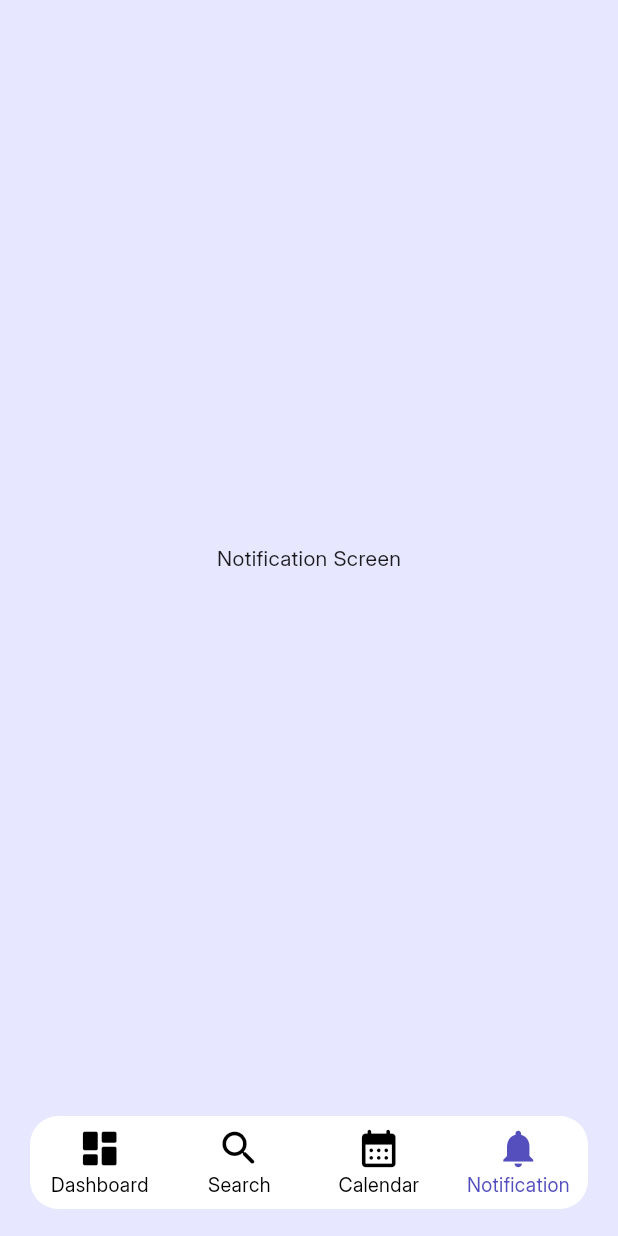
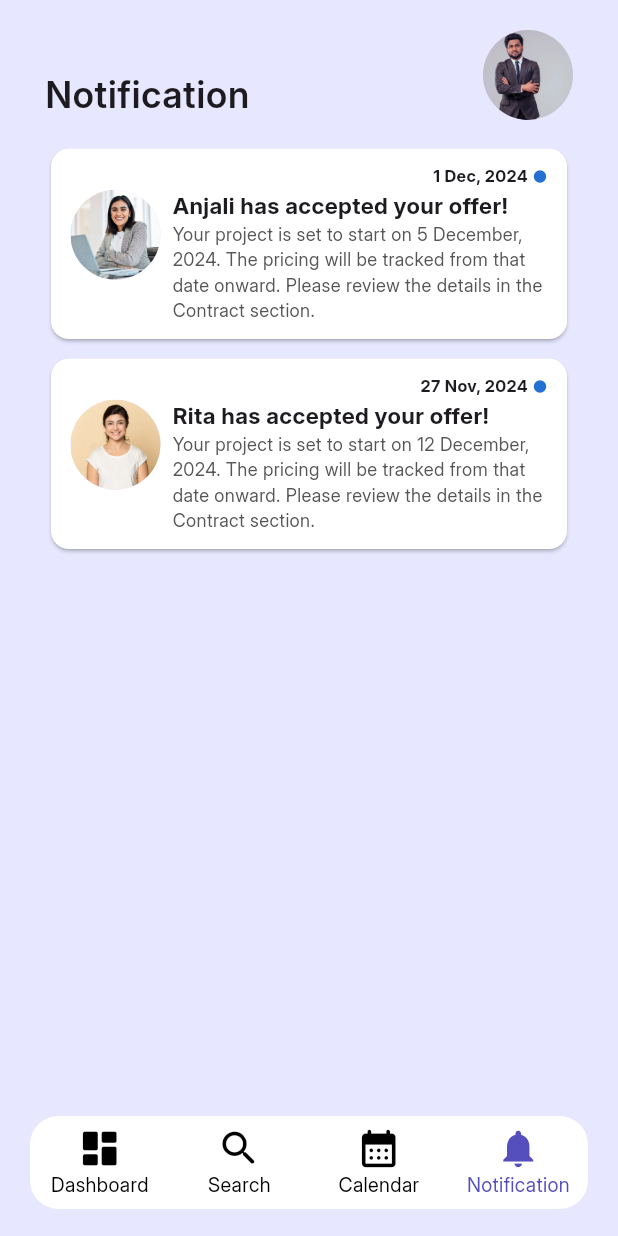
Before and after one commit to Dia505/SkillGrid, a Flutter app: the screen it shows after launch, item 4 of the bottom bar chosen, on a phone screen of 412 x 824 dp. Run offline on Flutter 3.47's test engine with Material 3 defaults, Android fonts, the phone set to English and light mode, and no system bars; our stand-ins replace carousel_slider, lottie, smooth_page_indicator.

Commit message:
Client notification screen (#9)
* build profile screen with lottie gif

* build profile progress bar

* job details form view

* freelancer bio form

* bottom navigation bar, themes, fonts

* home screen: app bar with search textfield and button

* Home screen: service category (list of maps)

* Home screen: recently viewed cards (common widget)

* Home screen: popular services (list of maps)

* Home screen: ongoing collaboration card (common)

* Home screen: line divider

* Build your profile: service form + lottie file view timer

* Build your profile: job category screen

* freelancer registration date picker implementation

* Freelancer dashboard: bottom navigation + stats

* Freelancer dashboard: ongoing collabs + recent invoice

* search bar with filter button

* search screen carousel

* Search screen: skills

* Search screen: filter page

* Client notification screen

```diff
--- /dev/null
+++ b/skill_grid/lib/core/common/notification_card.dart
@@ -0,0 +1,84 @@
+import 'package:flutter/material.dart';
+
+class NotificationCard extends StatelessWidget {
+  final String notificationDate;
+  final String freelancerFirstName;
+  final String freelancerProfileImgPath;
+  final String projectDate;
+
+  const NotificationCard(
+      {super.key,
+      required this.notificationDate,
+      required this.freelancerFirstName,
+      required this.freelancerProfileImgPath,
+      required this.projectDate});
+
+  @override
+  Widget build(BuildContext context) {
+    return SizedBox(
+      width: 380,
+      height: 135,
+      child: Card(
+        color: Colors.white,
+        child: Padding(
+          padding: const EdgeInsets.symmetric(horizontal: 13, vertical: 10),
+          child: Column(
+            crossAxisAlignment: CrossAxisAlignment.end,
+            mainAxisAlignment: MainAxisAlignment.spaceAround,
+            children: [
+              SizedBox(
+                width: 85,
+                child: Row(
+                  mainAxisAlignment: MainAxisAlignment.end,
+                  children: [
+                    Text(
+                      notificationDate,
+                      style: const TextStyle(
+                          fontFamily: "Inter Bold", fontSize: 11),
+                    ),
+                    const SizedBox(
+                      width: 3,
+                    ),
+                    const Icon(
+                      Icons.circle,
+                      size: 10,
+                      color: Color(0XFF236FD2),
+                    )
+                  ],
+                ),
+              ),
+              Row(
+                mainAxisAlignment: MainAxisAlignment.spaceBetween,
+                crossAxisAlignment: CrossAxisAlignment.start,
+                children: [
+                  CircleAvatar(
+                    radius: 30,
+                    backgroundImage: AssetImage(freelancerProfileImgPath),
+                  ),
+                  Column(
+                    crossAxisAlignment: CrossAxisAlignment.start,
+                    children: [
+                      Text(
+                        "$freelancerFirstName has accepted your offer!",
+                        style: const TextStyle(
+                            fontSize: 15, fontFamily: "Inter Bold"),
+                      ),
+                      SizedBox(
+                        width: 250,
+                        child: Text(
+                          "Your project is set to start on $projectDate. The pricing will be tracked from that date onward. Please review the details in the Contract section.",
+                          style: const TextStyle(
+                              fontSize: 12, color: Color(0XFF565656)),
+                        ),
+                      )
+                    ],
+                  )
+                ],
+              )
+            ],
+          ),
+        ),
+      ),
+    );
+  }
+}
--- a/skill_grid/lib/view/client/dashboard_pages/notification_screen_view.dart
+++ b/skill_grid/lib/view/client/dashboard_pages/notification_screen_view.dart
@@ -1,4 +1,5 @@
 import 'package:flutter/material.dart';
+import 'package:skill_grid/core/common/notification_card.dart';
 
 class NotificationScreenView extends StatefulWidget {
   const NotificationScreenView({super.key});
@@ -10,10 +11,50 @@ class NotificationScreenView extends StatefulWidget {
 class _NotificationScreenViewState extends State<NotificationScreenView> {
   @override
   Widget build(BuildContext context) {
-    return Scaffold(
-      body: Center(
-        child: Text("Notification Screen"),
+    return const Scaffold(
+        body: SafeArea(
+      child: Padding(
+        padding: EdgeInsets.symmetric(horizontal: 30.0, vertical: 20),
+        child: Column(
+          children: [
+            Row(
+              mainAxisAlignment: MainAxisAlignment.spaceBetween,
+              crossAxisAlignment: CrossAxisAlignment.end,
+              children: [
+                Text(
+                  "Notification",
+                  style: TextStyle(fontSize: 24, fontFamily: "Inter SemiBold"),
+                ),
+                CircleAvatar(
+                  radius: 30,
+                  backgroundImage:
+                      AssetImage("assets/images/client_profile_img.jpg"),
+                )
+              ],
+            ),
+            SizedBox(
+              height: 15,
+            ),
+            NotificationCard(
+              notificationDate: "1 Dec, 2024",
+              freelancerFirstName: "Anjali",
+              freelancerProfileImgPath:
+                  "assets/images/istockphoto-1354842602-612x612.jpg",
+              projectDate: "5 December, 2024",
+            ),
+            SizedBox(
+              height: 5,
+            ),
+            NotificationCard(
+              notificationDate: "27 Nov, 2024",
+              freelancerFirstName: "Rita",
+              freelancerProfileImgPath:
+                  "assets/images/indian_girl_stock_img.jpg",
+              projectDate: "12 December, 2024",
+            ),
+          ],
+        ),
       ),
-    );
+    ));
   }
 }
```
